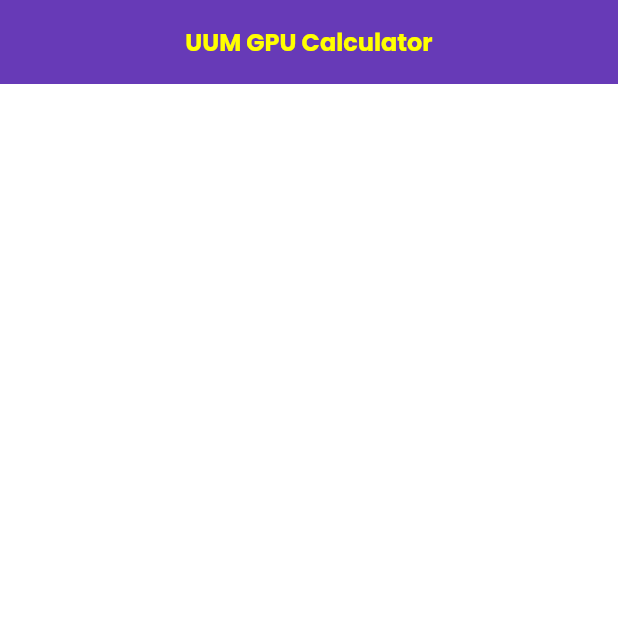
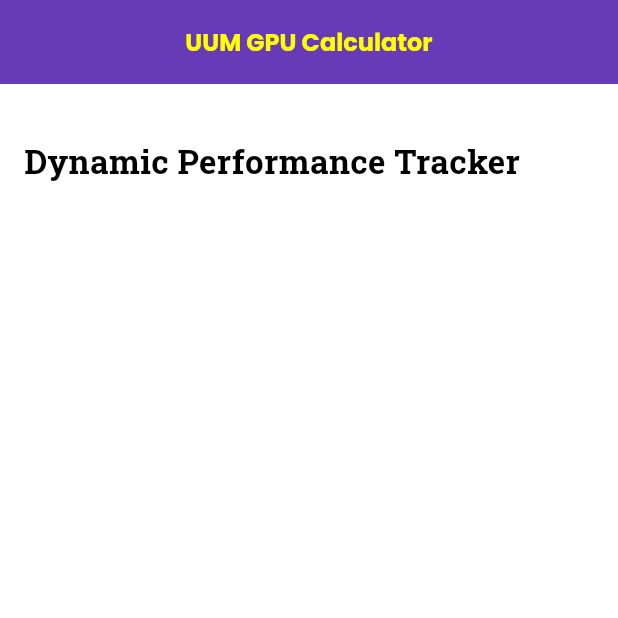
Before and after one commit to vaishnaveedoray28/uumgpucalculator, a Flutter app: the screen it shows after launch, on a phone screen of 412 x 824 dp, the top half of it. Run offline on Flutter 3.47's test engine with Material 3 defaults, Android fonts, the phone set to English and light mode, and no system bars; our stand-ins replace audioplayers, google_fonts.

Commit message:
googlefont update

```diff
--- a/uumgpucalculator/lib/homepage.dart
+++ b/uumgpucalculator/lib/homepage.dart
@@ -65,6 +65,26 @@ class _GPAHomeState extends State<GPAHome> {
         backgroundColor: Colors.deepPurple,
         centerTitle: true,
       ),
+
+      body: SingleChildScrollView(
+        child: Padding(
+          padding: const EdgeInsets.all(16.0),
+          child: Column(
+            children: [
+              const SizedBox(height: 20),
+
+              Text(
+                "Dynamic Performance Tracker",
+                style: GoogleFonts.robotoSlab(
+                  fontSize: 22,
+                  fontWeight: FontWeight.bold,
+                  color: Colors.black,
+                ),
+              ),
+            ]
+          )
+        )
+      )
     );
   }
 }
```
